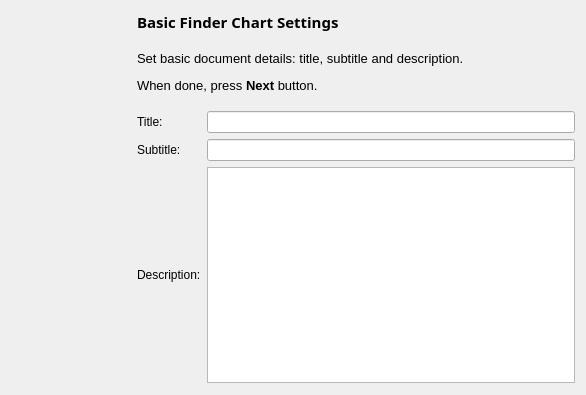
KDE/kstars, file kstars/printing/pwizchartconfig.ui: the form before one commit.
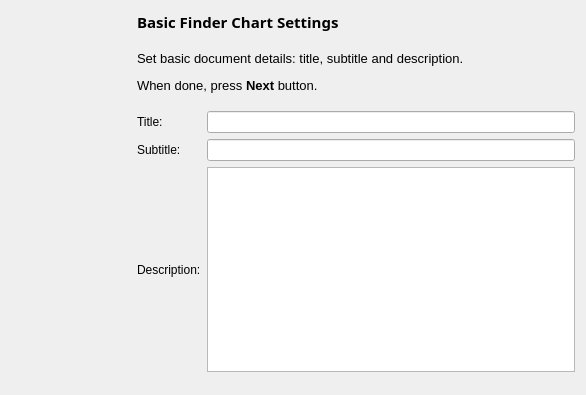
The form after the commit.

What changed in the file:
```diff
--- a/kstars/printing/pwizchartconfig.ui
+++ b/kstars/printing/pwizchartconfig.ui
@@ -167,7 +167,7 @@
          <property name="sizeHint" stdset="0">
           <size>
            <width>20</width>
-           <height>1</height>
+           <height>12</height>
           </size>
          </property>
         </spacer>
```
